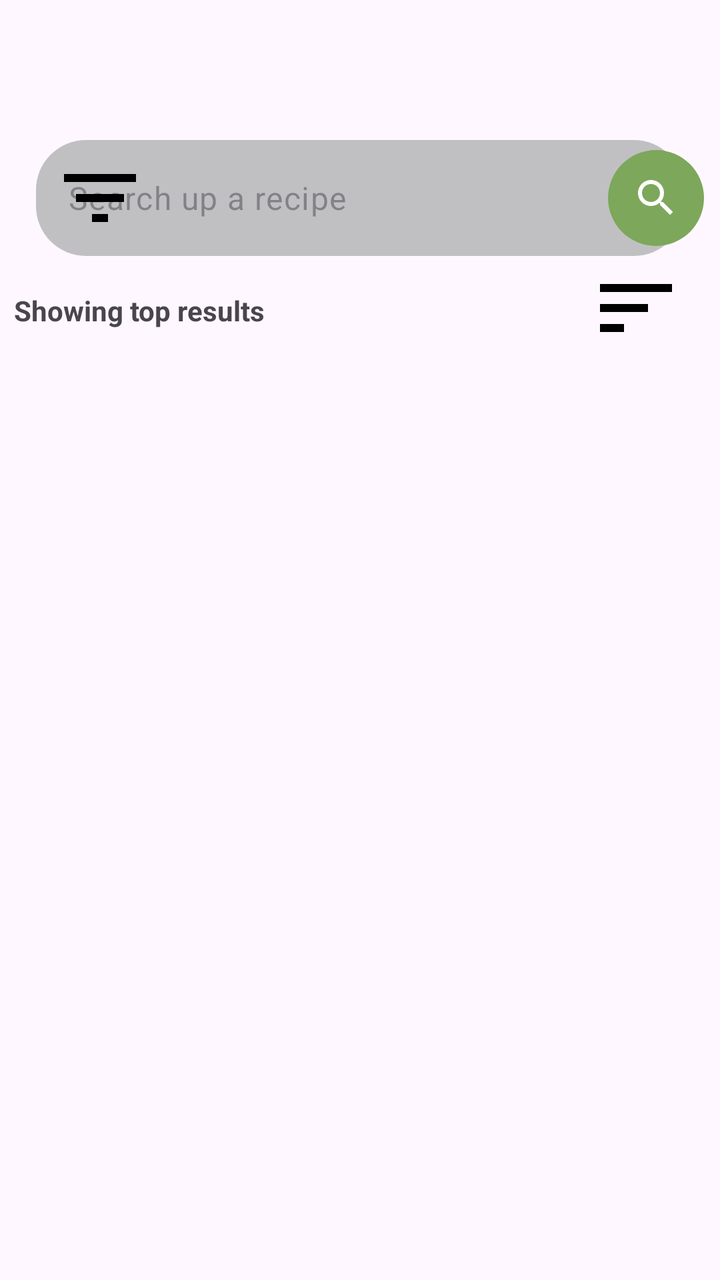
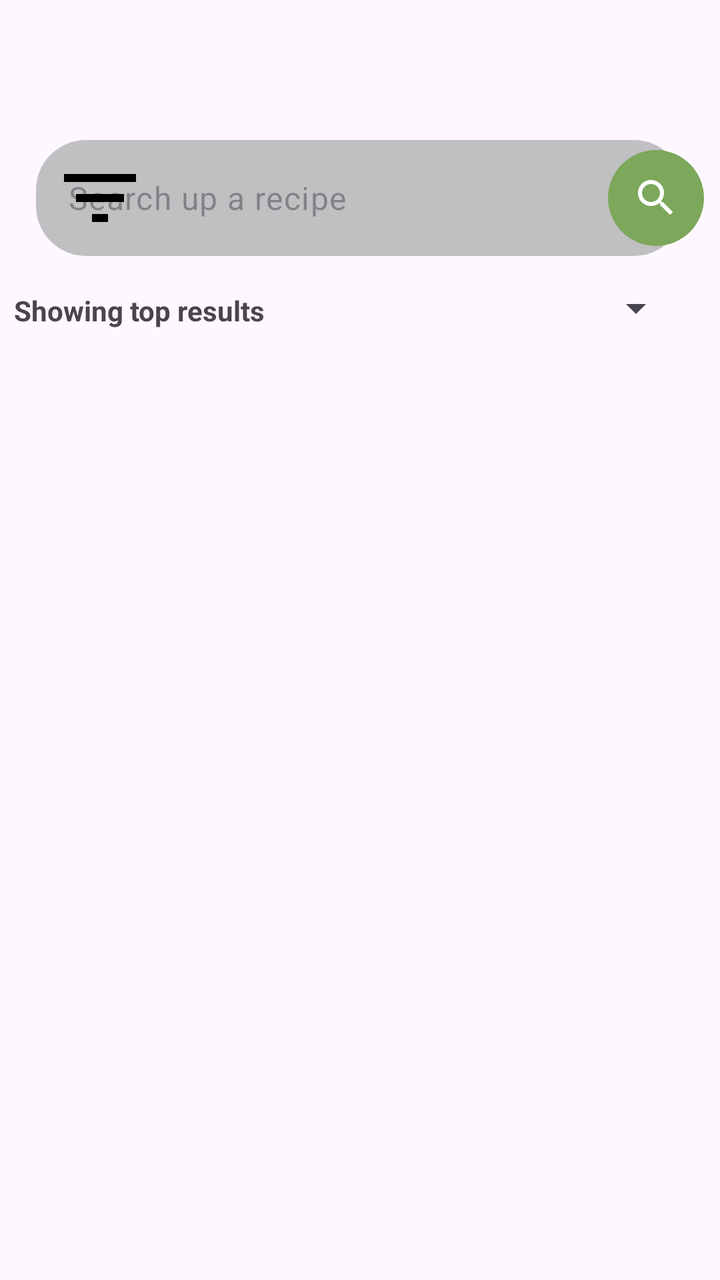

Compare the two renders of this Android layout. The source of the first and the diff that turns it into the second are given below.
<!-- AndroidManifest.xml: application theme Theme.MealPlannerApp -->
<!-- res/layout/fragment_recipe_list.xml -->
<androidx.constraintlayout.widget.ConstraintLayout
    xmlns:android="http://schemas.android.com/apk/res/android"
    xmlns:app="http://schemas.android.com/apk/res-auto"
    xmlns:tools="http://schemas.android.com/tools"
    android:layout_width="match_parent"
    android:layout_height="match_parent"
    tools:context=".RecipeListFragment">

    <EditText
        android:id="@+id/editText_search"
        style="@style/Widget.Material3.TextInputEditText.FilledBox"
        android:layout_width="0dp"
        android:layout_height="58dp"
        android:background="@drawable/rounded_edittext"
        android:backgroundTint="#C0C0C3"
        android:ems="10"
        android:hint="Search up a recipe"
        android:inputType="text"
        android:padding="48px"
        android:paddingStart="60dp"
        android:layout_marginTop="70dp"
        android:layout_marginBottom="10dp"
        android:textColor="#000000"
        app:layout_constraintEnd_toEndOf="parent"
        app:layout_constraintStart_toStartOf="parent"
        app:layout_constraintTop_toTopOf="parent"
        app:layout_constraintWidth_percent="0.9" />

    <ImageButton
        android:id="@+id/imageButton_search"
        android:layout_width="48dp"
        android:layout_height="48dp"
        android:layout_marginStart="240dp"
        android:background="@drawable/green_circle"
        android:contentDescription="Search"
        android:scaleType="centerInside"
        android:src="@drawable/search"
        app:layout_constraintBottom_toBottomOf="@+id/editText_search"
        app:layout_constraintEnd_toEndOf="@+id/editText_search"
        app:layout_constraintStart_toEndOf="@+id/imageButton_filter"
        app:layout_constraintTop_toTopOf="@+id/editText_search" />

    <ImageButton
        android:id="@+id/imageButton_filter"
        android:layout_width="48dp"
        android:layout_height="48dp"
        android:layout_marginStart="8dp"
        android:background="@drawable/filter"
        android:contentDescription="Filter"
        app:layout_constraintBottom_toBottomOf="@+id/editText_search"
        app:layout_constraintStart_toStartOf="@+id/editText_search"
        app:layout_constraintTop_toTopOf="@+id/editText_search" />

    <TextView
        android:id="@+id/textView_results"
        android:layout_width="wrap_content"
        android:layout_height="wrap_content"
        android:text="Showing top results"
        android:textStyle="bold"
        app:layout_constraintBottom_toTopOf="@+id/recyclerView_recipes"
        app:layout_constraintEnd_toEndOf="parent"
        app:layout_constraintHorizontal_bias="0.03"
        app:layout_constraintStart_toStartOf="parent"
        app:layout_constraintTop_toBottomOf="@+id/imageButton_filter"
        app:layout_constraintVertical_bias="0.63" />

    <Spinner
        android:id="@+id/spinner_sort"
        android:layout_width="48dp"
        android:layout_height="48dp"
        android:background="@drawable/sort"
        android:contentDescription="Sort Button"
        app:layout_constraintBottom_toTopOf="@+id/recyclerView_recipes"
        app:layout_constraintEnd_toEndOf="parent"
        app:layout_constraintHorizontal_bias="0.9"
        app:layout_constraintStart_toEndOf="@+id/textView_results"
        app:layout_constraintTop_toBottomOf="@+id/imageButton_search"
        app:layout_constraintVertical_bias="1.0" />

    <androidx.recyclerview.widget.RecyclerView
        android:id="@+id/recyclerView_recipes"
        android:layout_width="0dp"
        android:layout_height="0dp"
        android:layout_marginTop="50dp"
        app:layoutManager="androidx.recyclerview.widget.LinearLayoutManager"
        app:layout_constraintTop_toBottomOf="@id/editText_search"
        app:layout_constraintBottom_toBottomOf="parent"
        app:layout_constraintStart_toStartOf="parent"
        app:layout_constraintEnd_toEndOf="parent"/>

</androidx.constraintlayout.widget.ConstraintLayout>
<!-- resources referenced by this layout -->
<resources>
  <!-- drawable filter (drawable) -->
  <vector android:height="24dp" android:tint="#000000"
      android:viewportHeight="24" android:viewportWidth="24"
      android:width="24dp" xmlns:android="http://schemas.android.com/apk/res/android">
      <path android:fillColor="@android:color/white" android:pathData="M10,18h4v-2h-4v2zM3,6v2h18L21,6L3,6zM6,13h12v-2L6,11v2z"/>
  </vector>
  <!-- drawable green_circle (drawable) -->
  <?xml version="1.0" encoding="utf-8"?>
  <shape xmlns:android="http://schemas.android.com/apk/res/android" android:shape="oval">
      <solid android:color="@color/green"/>
      <size android:width="56dp" android:height="56dp"/>
  </shape>
  <!-- drawable rounded_edittext (drawable) -->
  <?xml version="1.0" encoding="utf-8"?>
  <shape xmlns:android="http://schemas.android.com/apk/res/android"
      android:shape="rectangle"
      android:padding="10dp">
  
      <solid android:color="#FFFFFF" />
      <corners
          android:bottomRightRadius="25dp"
          android:bottomLeftRadius="25dp"
          android:topLeftRadius="25dp"
          android:topRightRadius="25dp" />
  </shape>
  <!-- drawable search (drawable) -->
  <vector android:height="24dp" android:tint="#FFFFFF"
      android:viewportHeight="24" android:viewportWidth="24"
      android:width="24dp" xmlns:android="http://schemas.android.com/apk/res/android">
      <path android:fillColor="@android:color/white" android:pathData="M15.5,14h-0.79l-0.28,-0.27C15.41,12.59 16,11.11 16,9.5 16,5.91 13.09,3 9.5,3S3,5.91 3,9.5 5.91,16 9.5,16c1.61,0 3.09,-0.59 4.23,-1.57l0.27,0.28v0.79l5,4.99L20.49,19l-4.99,-5zM9.5,14C7.01,14 5,11.99 5,9.5S7.01,5 9.5,5 14,7.01 14,9.5 11.99,14 9.5,14z"/>
  </vector>
  <!-- drawable sort (drawable) -->
  <vector android:autoMirrored="true" android:height="24dp"
      android:tint="#000000" android:viewportHeight="24"
      android:viewportWidth="24" android:width="24dp" xmlns:android="http://schemas.android.com/apk/res/android">
      <path android:fillColor="@android:color/white" android:pathData="M3,18h6v-2L3,16v2zM3,6v2h18L21,6L3,6zM3,13h12v-2L3,11v2z"/>
  </vector>
  <style name="Theme.MealPlannerApp" parent="Base.Theme.MealPlannerApp" />
  <color name="green">#7da75b</color>
  <style name="Base.Theme.MealPlannerApp" parent="Theme.Material3.DayNight.NoActionBar">
          
          <item name="colorPrimary">@color/orange</item>
          <item name="colorPrimaryVariant">@color/darkRed</item>
          <item name="colorAccent">@color/reddishOrange</item>
          <item name="android:statusBarColor">@color/reddishOrange</item>
          <item name="android:navigationBarColor">@color/orange</item>
      </style>
  <color name="orange">#feaf66</color>
  <color name="darkRed">#622f34</color>
  <color name="reddishOrange">#e06456</color>
</resources>

<!-- the commit's change to res/layout/fragment_recipe_list.xml (unified diff, before → after) -->
@@ -68,8 +68,10 @@
         android:id="@+id/spinner_sort"
         android:layout_width="48dp"
         android:layout_height="48dp"
-        android:background="@drawable/sort"
         android:contentDescription="Sort Button"
+        android:dropDownSelector="@drawable/sort"
+        android:foreground="@drawable/sort"
+        android:src="@drawable/sort"
         app:layout_constraintBottom_toTopOf="@+id/recyclerView_recipes"
         app:layout_constraintEnd_toEndOf="parent"
         app:layout_constraintHorizontal_bias="0.9"
